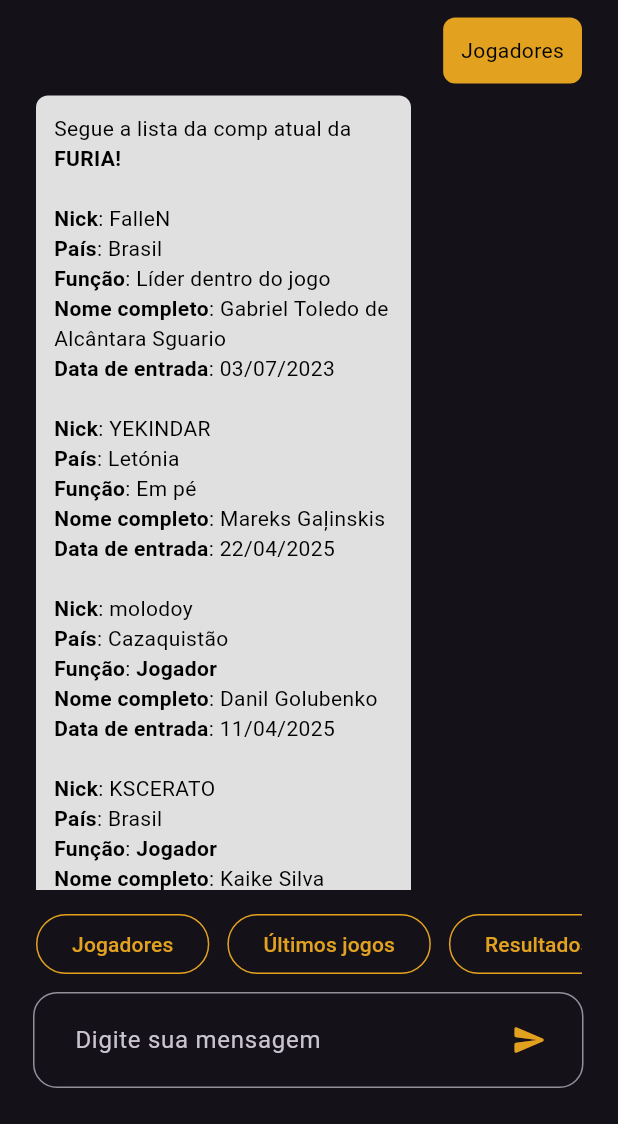
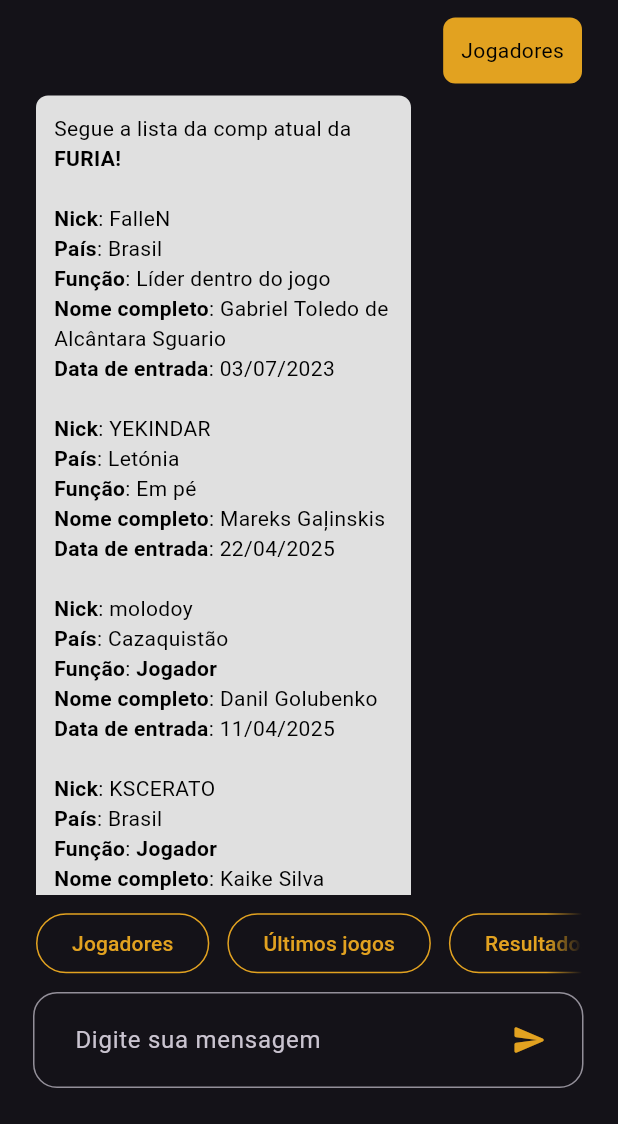
Before and after one commit to agsjohn/desafio_FURIA, a Flutter app: the ChatScreen screen opened directly, after a tap on "Jogadores", on a phone screen of 412 x 824 dp, the part 112-1236 px from its top. Run offline on Flutter 3.47's test engine with Material 3 defaults, Android fonts, the phone set to English and light mode, and no system bars.

Commit message:
add AppBar shadow and change color; optimize code in chatScreen; add shadow in horizontal scroll in chatScreen

```diff
--- a/lib/ui/_core/widgets/appbar.dart
+++ b/lib/ui/_core/widgets/appbar.dart
@@ -7,6 +7,8 @@ AppBar getAppBar({required BuildContext context, String? title}) {
   return AppBar(
     title: title != null ? Text(title) : null,
     centerTitle: true,
+    surfaceTintColor: Colors.black,
+    shadowColor: Colors.white,
     automaticallyImplyLeading: false,
     leading: Padding(
       padding: const EdgeInsets.symmetric(horizontal: 16),
--- a/lib/ui/screens/chat_screen.dart
+++ b/lib/ui/screens/chat_screen.dart
@@ -18,6 +18,9 @@ class ChatScreen extends StatefulWidget {
 class ChatScreenState extends State<ChatScreen> {
   List<ChatMessage> messages = [];
   var scrollController = ScrollController();
+  final ScrollController horizontalScrollController = ScrollController();
+  bool showLeftShadow = false;
+  bool showRightShadow = false;
   var textFieldController = TextEditingController();
   late FuriaData furiaData;
   bool faq = false;
@@ -25,9 +28,6 @@ class ChatScreenState extends State<ChatScreen> {
 
   @override
   Widget build(BuildContext context) {
-    //double largura = MediaQuery.of(context).size.width;
-    // double altura = MediaQuery.of(context).size.height;
-
     furiaData = Provider.of<FuriaData>(context);
 
     return Scaffold(
@@ -82,31 +82,77 @@ class ChatScreenState extends State<ChatScreen> {
                 },
               ),
             ),
-            Container(
-              padding: EdgeInsets.only(top: 4),
+            SizedBox(
+              height: 65,
+              child: Stack(
+                children: [
+                  Positioned.fill(
                     child: SingleChildScrollView(
+                      controller: horizontalScrollController,
                       scrollDirection: Axis.horizontal,
                       child: Row(
                         spacing: 12,
                         children:
-                      faq == false
+                            (faq == false
                                     ? [
-                            buildOptionButton('Jogadores'),
-                            buildOptionButton('Últimos jogos'),
-                            buildOptionButton('Resultados da equipe'),
-                            buildOptionButton('Faq'),
+                                      'Jogadores',
+                                      'Últimos jogos',
+                                      'Resultados da equipe',
+                                      'Faq',
                                     ]
-                          : [
-                            buildOptionButton('1'),
-                            buildOptionButton('2'),
-                            buildOptionButton('3'),
-                            buildOptionButton('4'),
-                            buildOptionButton('5'),
-                            buildOptionButton('6'),
-                            buildOptionButton('7'),
-                            buildOptionButton('8'),
+                                    : List<String>.generate(
+                                      8,
+                                      (i) => '${i + 1}',
+                                    ))
+                                .map(
+                                  (text) =>
+                                      Container(child: buildOptionButton(text)),
+                                )
+                                .toList(),
+                      ),
+                    ),
+                  ),
+
+                  if (showLeftShadow)
+                    Align(
+                      alignment: Alignment.centerLeft,
+                      child: Container(
+                        width: 24,
+                        decoration: BoxDecoration(
+                          gradient: LinearGradient(
+                            begin: Alignment.centerLeft,
+                            end: Alignment.centerRight,
+                            colors: [
+                              Theme.of(context).scaffoldBackgroundColor,
+                              Theme.of(
+                                context,
+                              ).scaffoldBackgroundColor.withAlpha(0),
                             ],
                           ),
+                        ),
+                      ),
+                    ),
+
+                  if (showRightShadow)
+                    Align(
+                      alignment: Alignment.centerRight,
+                      child: Container(
+                        width: 24,
+                        decoration: BoxDecoration(
+                          gradient: LinearGradient(
+                            begin: Alignment.centerRight,
+                            end: Alignment.centerLeft,
+                            colors: [
+                              Theme.of(context).scaffoldBackgroundColor,
+                              Theme.of(
+                                context,
+                              ).scaffoldBackgroundColor.withAlpha(0),
+                            ],
+                          ),
+                        ),
+                      ),
+                    ),
+                ],
               ),
             ),
           ],
@@ -126,6 +172,14 @@ class ChatScreenState extends State<ChatScreen> {
           ),
         ),
       );
+
+      WidgetsBinding.instance.addPostFrameCallback((_) {
+        horizontalScrollController.animateTo(
+          horizontalScrollController.position.minScrollExtent,
+          duration: Duration(milliseconds: 150),
+          curve: Curves.easeOut,
+        );
+      });
 
       Widget responseWidget = Text(
         'Desculpe, não entendi.',
@@ -170,7 +224,6 @@ class ChatScreenState extends State<ChatScreen> {
         }
       } else if (faq == true) {
         int? escolha = int.tryParse(option);
-        print(escolha);
         if (escolha != null) {
           if (escolha == furiaData.listFaq[0].perguntas.length + 1) {
             String faqSair = "Você saiu do FAQ. ";
@@ -219,9 +272,31 @@ class ChatScreenState extends State<ChatScreen> {
     );
   }
 
+  void updateShadowVisibility() {
+    final maxScroll = horizontalScrollController.position.maxScrollExtent;
+    final offset = horizontalScrollController.offset;
+
+    setState(() {
+      showLeftShadow = offset > 0;
+      showRightShadow = offset < maxScroll;
+    });
+  }
+
+  @override
+  void initState() {
+    super.initState();
+
+    horizontalScrollController.addListener(updateShadowVisibility);
+
+    WidgetsBinding.instance.addPostFrameCallback((_) {
+      updateShadowVisibility();
+    });
+  }
+
   @override
   void dispose() {
     scrollController.dispose();
+    horizontalScrollController.dispose();
     super.dispose();
   }
 }
```
Lines whose indentation alone changed are shown as unchanged.
